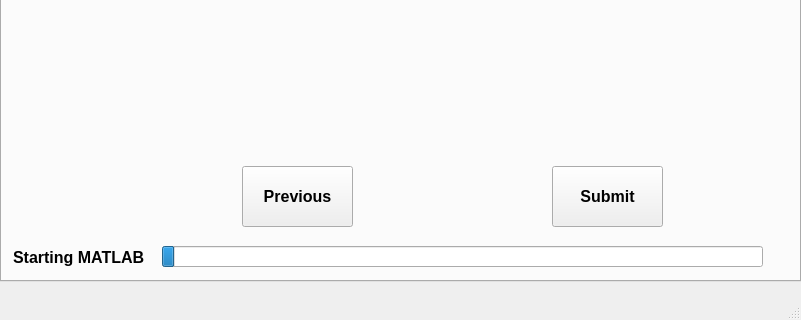
This is mainwindow.ui in abcucberkeley/PetaKit5D-GUI as Qt 5 draws it before an edit; both pictures show x 0 to 801 and y 280 to 600 of the 801 by 600 pixel window. The edited form follows.
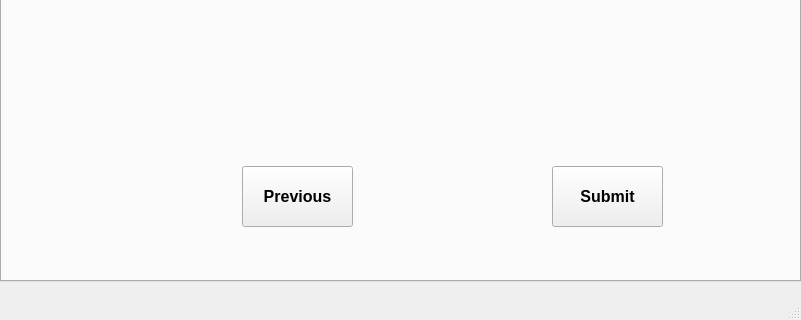
This is the edited form. The open tabs and pages were chosen to show the change.

Patch:
```diff
--- a/mainwindow.ui
+++ b/mainwindow.ui
@@ -2397,54 +2397,6 @@
        <string>Max Allowed: </string>
       </property>
      </widget>
-     <widget class="QProgressBar" name="jobProgressBar">
-      <property name="enabled">
-       <bool>true</bool>
-      </property>
-      <property name="geometry">
-       <rect>
-        <x>160</x>
-        <y>500</y>
-        <width>601</width>
-        <height>21</height>
-       </rect>
-      </property>
-      <property name="value">
-       <number>2</number>
-      </property>
-      <property name="alignment">
-       <set>Qt::AlignBottom|Qt::AlignHCenter</set>
-      </property>
-      <property name="textVisible">
-       <bool>false</bool>
-      </property>
-      <property name="orientation">
-       <enum>Qt::Horizontal</enum>
-      </property>
-      <property name="textDirection">
-       <enum>QProgressBar::TopToBottom</enum>
-      </property>
-     </widget>
-     <widget class="QLabel" name="jobProgressBarLabel">
-      <property name="geometry">
-       <rect>
-        <x>11</x>
-        <y>501</y>
-        <width>151</width>
-        <height>20</height>
-       </rect>
-      </property>
-      <property name="font">
-       <font>
-        <pointsize>12</pointsize>
-        <weight>75</weight>
-        <bold>true</bold>
-       </font>
-      </property>
-      <property name="text">
-       <string>Starting MATLAB</string>
-      </property>
-     </widget>
      <widget class="QWidget" name="layoutWidget">
       <property name="geometry">
        <rect>
```
Left out of the diff: 16 changed lines with no effect on the pictures.
